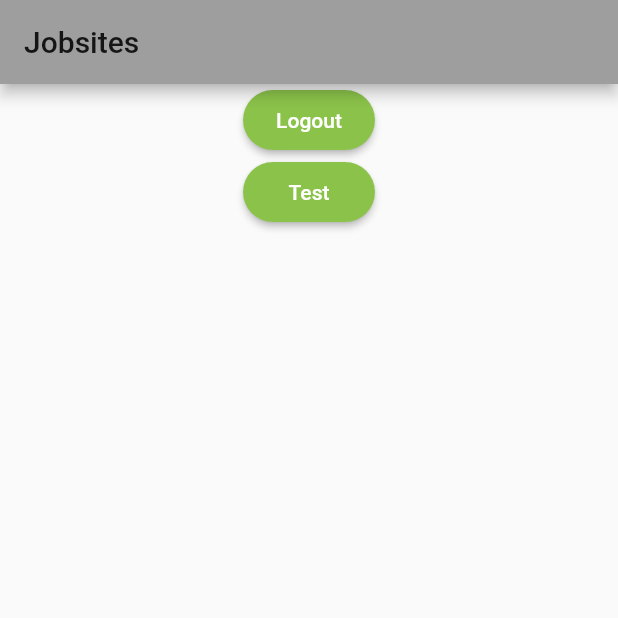
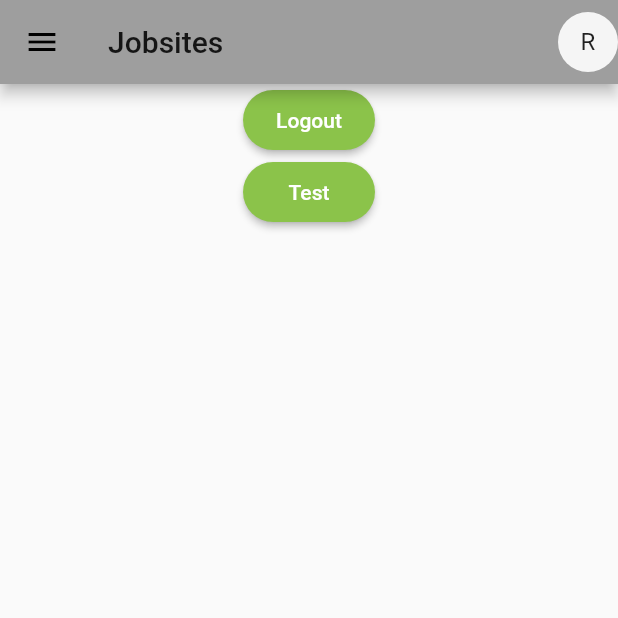
Before and after one commit to srh09/reports_manager, a Flutter app: the screen it shows once a user with an empty profile is signed in, after a tap on "Test", on a phone screen of 412 x 824 dp, the top half of it. Run offline on Flutter 3.47's test engine with Material 2 defaults, Android fonts, the phone set to English and light mode, and no system bars; our stand-ins replace cloud_firestore, firebase_auth, firebase_core, google_sign_in; accounts and stored records are empty.

Commit message:
basic drawer

```diff
--- a/lib/screens/jobsites.dart
+++ b/lib/screens/jobsites.dart
@@ -1,6 +1,8 @@
 import 'package:firebase_auth/firebase_auth.dart';
 import 'package:flutter/material.dart';
 import 'package:provider/provider.dart';
+import 'package:reports_manager/models/contact_group.dart';
+import 'package:reports_manager/screens/contact_group.dart';
 import 'package:reports_manager/screens/signin.dart';
 import 'package:reports_manager/services/auth.dart';
 
@@ -31,9 +33,10 @@ class JobsitesScreen extends StatelessWidget {
         borderRadius: BorderRadius.circular(24),
       ),
       onPressed: () {
-        final service = context.read<AuthService>();
+        final authService = context.read<AuthService>();
+        final temp = authService.getUser();
         print('user-------');
-        print(service.user);
+        print(temp);
       },
       padding: EdgeInsets.all(12),
       color: Colors.lightGreen,
@@ -44,7 +47,34 @@ class JobsitesScreen extends StatelessWidget {
   @override
   Widget build(BuildContext context) {
     return Scaffold(
-      appBar: AppBar(title: Text('Jobsites')),
+      appBar: AppBar(
+        title: Text('Jobsites'),
+        actions: [
+          InkWell(
+            onTap: () {},
+            child: CircleAvatar(
+              child: Text('R'),
+            ),
+          )
+        ],
+      ),
+      drawer: Drawer(
+        child: ListView(
+          children: [
+            DrawerHeader(child: Text('Options')),
+            ListTile(
+              title: Text('Jobsites'),
+              onTap: () => Navigator.of(context)
+                  .pushReplacementNamed(JobsitesScreen.routeName),
+            ),
+            ListTile(
+              title: Text('Email Groups'),
+              onTap: () => Navigator.of(context)
+                  .pushReplacementNamed(ContactGroupsScreen.routeName),
+            ),
+          ],
+        ),
+      ),
       body: Center(
         child: Column(
           children: [
--- a/lib/screens/signin.dart
+++ b/lib/screens/signin.dart
@@ -128,6 +128,8 @@ class SigninScreen extends StatelessWidget {
     context.watch<AuthService>().user.listen((User user) {
       if (user != null)
         Navigator.pushReplacementNamed(context, JobsitesScreen.routeName);
+      print('test----');
+      print(user);
     });
 
     return Scaffold(
--- a/lib/services/auth.dart
+++ b/lib/services/auth.dart
@@ -13,6 +13,10 @@ class AuthService {
   Stream<User> get user => _firebaseAuth.authStateChanges();
 
   Future<void> signOut() => _firebaseAuth.signOut();
+
+  User getUser() {
+    return _firebaseAuth.currentUser;
+  }
 
   Future<String> registerWithEmailPassword(RegistrationData data) async {
     try {
```
